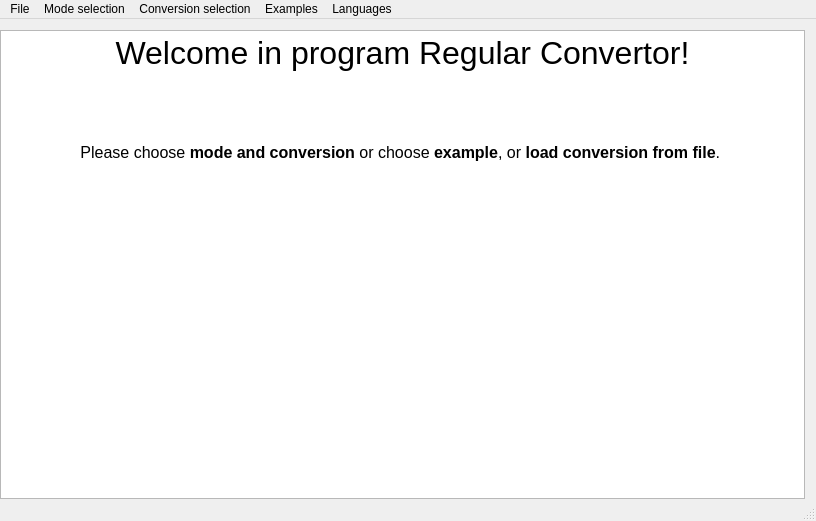
Old version of the form src/mainwindow.ui in the repository navrkald/regularConvertor.
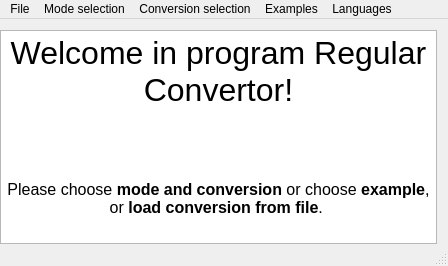
New version of the form. Icons and pictures are not drawn. Custom widgets are drawn as their Qt base class.

The edit to the form file:
```diff
--- a/src/mainwindow.ui
+++ b/src/mainwindow.ui
@@ -6,8 +6,8 @@
    <rect>
     <x>0</x>
     <y>0</y>
-    <width>816</width>
-    <height>521</height>
+    <width>448</width>
+    <height>266</height>
    </rect>
   </property>
   <property name="windowTitle">
@@ -46,7 +46,7 @@
     <rect>
      <x>0</x>
      <y>0</y>
-     <width>816</width>
+     <width>448</width>
      <height>21</height>
     </rect>
    </property>
```
